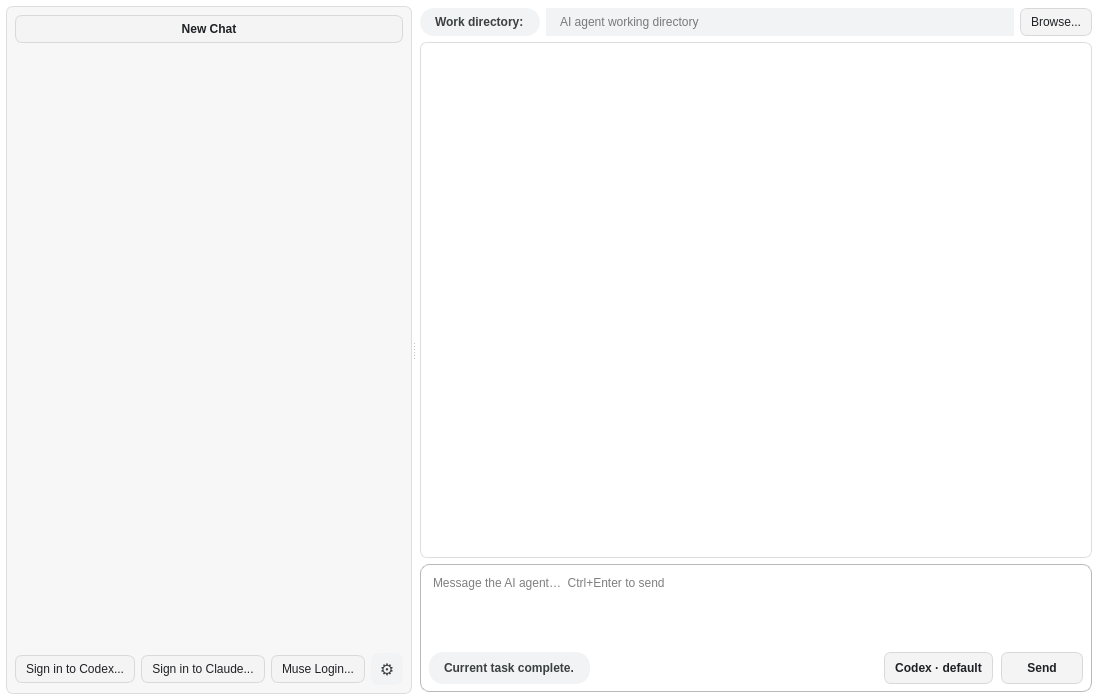
The window that ai_agent.ui (frankyeh/DSI-Studio) describes before a commit, drawn with Qt 5.
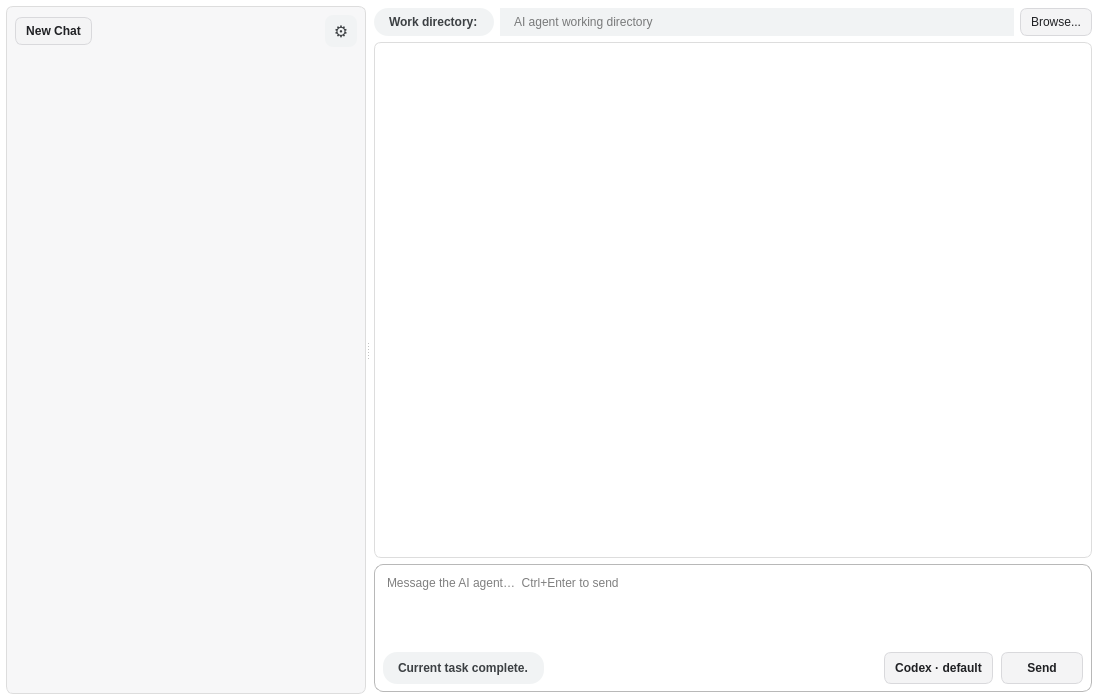
The same window after the commit. Icons and pictures are not drawn.

Commit message: Move AI agent login controls to settings

```diff
--- a/ai_agent.ui
+++ b/ai_agent.ui
@@ -243,6 +243,41 @@
             </property>
            </widget>
           </item>
+          <item>
+           <spacer name="ai_new_chat_spacer">
+            <property name="orientation">
+             <enum>Qt::Horizontal</enum>
+            </property>
+            <property name="sizeHint" stdset="0">
+             <size>
+              <width>40</width>
+              <height>20</height>
+             </size>
+            </property>
+           </spacer>
+          </item>
+          <item>
+           <widget class="QPushButton" name="ai_quick_settings">
+            <property name="minimumSize">
+             <size>
+              <width>32</width>
+              <height>32</height>
+             </size>
+            </property>
+            <property name="maximumSize">
+             <size>
+              <width>32</width>
+              <height>32</height>
+             </size>
+            </property>
+            <property name="toolTip">
+             <string>AI Settings</string>
+            </property>
+            <property name="text">
+             <string>⚙</string>
+            </property>
+           </widget>
+          </item>
          </layout>
         </item>
         <item>
@@ -264,53 +299,6 @@
           </property>
          </widget>
         </item>
-        <item>
-         <layout class="QHBoxLayout" name="ai_login_layout">
-          <item>
-           <widget class="QPushButton" name="ai_codex_login">
-            <property name="text">
-             <string>Sign in to Codex...</string>
-            </property>
-           </widget>
-          </item>
-          <item>
-           <widget class="QPushButton" name="ai_claude_login">
-            <property name="text">
-             <string>Sign in to Claude...</string>
-            </property>
-           </widget>
-          </item>
-          <item>
-           <widget class="QPushButton" name="ai_muse_login">
-            <property name="text">
-             <string>Muse Login...</string>
-            </property>
-           </widget>
-          </item>
-          <item>
-           <widget class="QPushButton" name="ai_quick_settings">
-            <property name="minimumSize">
-             <size>
-              <width>32</width>
-              <height>32</height>
-             </size>
-            </property>
-            <property name="maximumSize">
-             <size>
-              <width>32</width>
-              <height>32</height>
-             </size>
-            </property>
-            <property name="toolTip">
-             <string>AI Settings</string>
-            </property>
-            <property name="text">
-             <string>⚙</string>
-            </property>
-           </widget>
-          </item>
-         </layout>
-        </item>
        </layout>
       </widget>
       <widget class="QWidget" name="ai_conversation_panel" native="true">
```
The commit also changes 2 other files.
